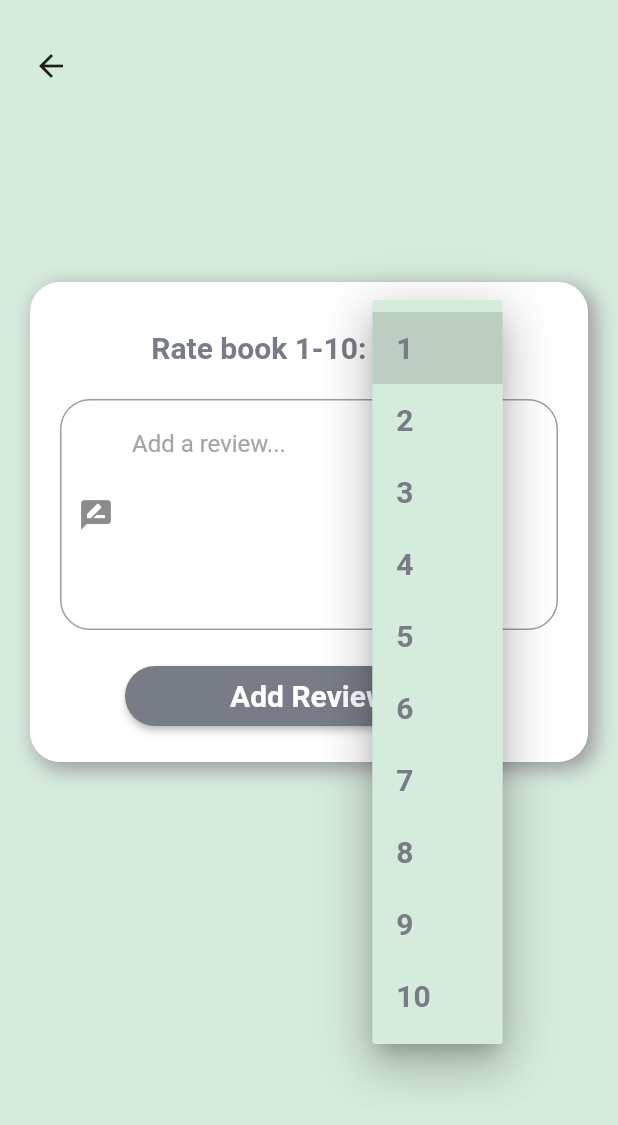
After one commit to oleksandr-shyrokyi/book_club, a Flutter app: the OurReview screen opened directly, after a tap on the "arrow downward" icon, on a phone screen of 412 x 824 dp. The commit adds this screen. Shown: the top 1125 px of the screen. Run offline on Flutter 3.47's test engine with Material 2 defaults, Android fonts, the phone set to English and light mode, and no system bars; our stand-ins replace cloud_firestore, firebase_auth, flutter_datetime_picker, google_sign_in, logger; accounts and stored records are empty; network calls fail.

Commit message:
Added Due and Reveal date countdown timer; Added finish book and reveiw screen functionality

```diff
--- /dev/null
+++ b/lib/screens/review/review.dart
@@ -0,0 +1,121 @@
+import 'package:book_club/states/currentGroup.dart';
+import 'package:book_club/states/currentUser.dart';
+import 'package:book_club/widgets/ourContainer.dart';
+import 'package:flutter/material.dart';
+import 'package:provider/provider.dart';
+
+class OurReview extends StatefulWidget {
+  // Declare the CurrentGroup variable to have the access to CurrentGroup datф
+  final CurrentGroup currentGroup;
+
+  const OurReview({Key key, this.currentGroup}) : super(key: key);
+
+  @override
+  _OurReviewState createState() => _OurReviewState();
+}
+
+class _OurReviewState extends State<OurReview> {
+  TextEditingController _reviewController = TextEditingController();
+  int _dropdownValue;
+  @override
+  Widget build(BuildContext context) {
+    return Scaffold(
+      body: ListView(
+        children: [
+          Padding(
+            padding:
+                const EdgeInsets.symmetric(horizontal: 10.0, vertical: 20.0),
+            child: Row(
+              children: [BackButton()],
+            ),
+          ),
+          SizedBox(
+            height: 40,
+          ),
+          Padding(
+            padding: const EdgeInsets.all(20.0),
+          ),
+          Padding(
+            padding: EdgeInsets.all(20.0),
+            child: OurContainer(
+              child: Column(
+                children: [
+                  Row(
+                    mainAxisAlignment: MainAxisAlignment.center,
+                    children: [
+                      Text("Rate book 1-10:    ",
+                          style: TextStyle(
+                            color: Theme.of(context).secondaryHeaderColor,
+                            fontWeight: FontWeight.bold,
+                            fontSize: 20,
+                          )),
+                      DropdownButton<int>(
+                        value: _dropdownValue,
+                        icon: Icon(Icons.arrow_downward),
+                        iconSize: 24,
+                        elevation: 16,
+                        style: TextStyle(
+                          color: Theme.of(context).secondaryHeaderColor,
+                          fontSize: 20,
+                          fontWeight: FontWeight.bold,
+                        ),
+                        underline: Container(
+                          height: 2,
+                          color: Theme.of(context).secondaryHeaderColor,
+                        ),
+                        onChanged: (int inNewValue) {
+                          setState(() {
+                            _dropdownValue = inNewValue;
+                          });
+                        },
+                        items: <int>[1, 2, 3, 4, 5, 6, 7, 8, 9, 10]
+                            .map<DropdownMenuItem<int>>(
+                                (int inValue) => DropdownMenuItem(
+                                      value: inValue,
+                                      child: Text(inValue.toString()),
+                                    ))
+                            .toList(),
+                      )
+                    ],
+                  ),
+                  SizedBox(height: 10),
+                  TextFormField(
+                    controller: _reviewController,
+                    maxLines: 6,
+                    decoration: InputDecoration(
+                      prefixIcon: (Icon(Icons.rate_review)),
+                      hintText: "Add a review...",
+                    ),
+                  ),
+                  SizedBox(height: 20.0),
+                  RaisedButton(
+                      child: Padding(
+                        padding: EdgeInsets.symmetric(horizontal: 50),
+                        child: Text(
+                          "Add Review",
+                          style: TextStyle(
+                            color: Colors.white,
+                            fontWeight: FontWeight.bold,
+                            fontSize: 20,
+                          ),
+                        ),
+                      ),
+                      onPressed: () {
+                        String uid =
+                            Provider.of<CurrentUser>(context, listen: false)
+                                .getCurrentUser
+                                .uid;
+                        widget.currentGroup.finishedBook(
+                            uid, _dropdownValue, _reviewController.text);
+                        Navigator.pop(context);
+                      }),
+                ],
+              ),
+            ),
+          ),
+          Spacer(),
+        ],
+      ),
+    );
+  }
+}
```
Also changed, not shown: lib/screens/home/home.dart (+74 -17 lines), lib/services/database.dart (+51 -0 lines), lib/states/currentGroup.dart (+32 -1 lines), lib/utils/timeLeft.dart (added, +56 -0 lines).
